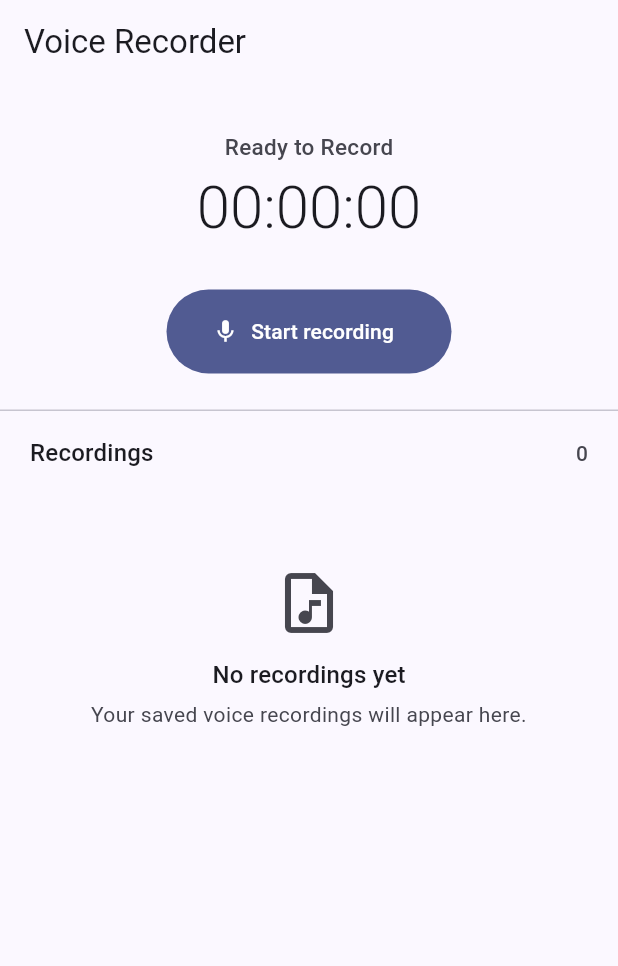
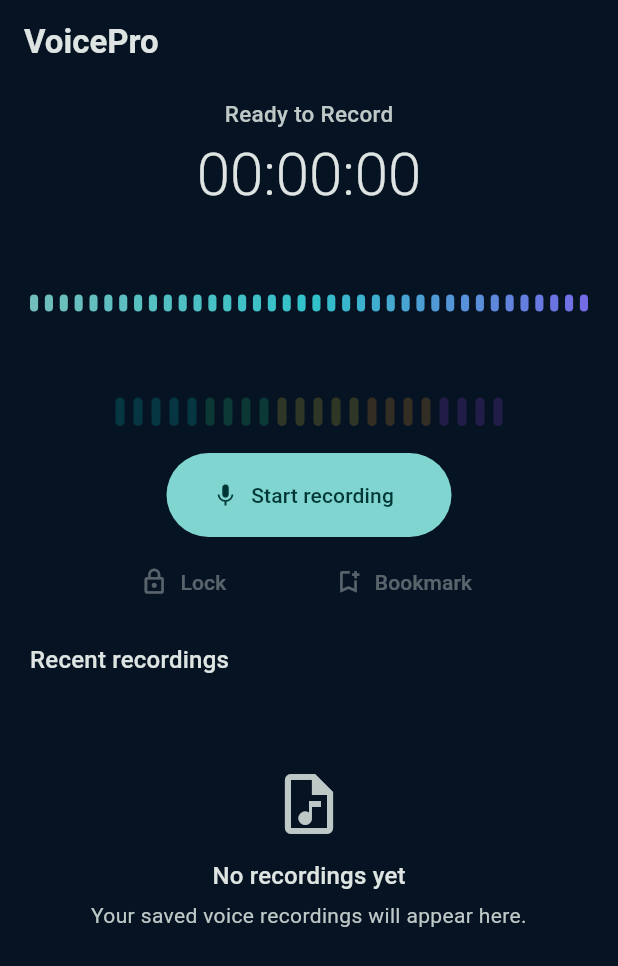
Before and after one commit to EliasDemlie/chat-app, a Flutter app: the screen it shows after launch, on a phone screen of 412 x 824 dp. Shown: the top 966 px of the screen. Run offline on Flutter 3.47's test engine with Material 3 defaults, Android fonts, the light colour scheme and no system bars; our stand-ins replace share_plus.

Commit message:
Add audio level visualization and bookmarking features to the recorder

```diff
--- a/lib/controllers/recorder_controller.dart
+++ b/lib/controllers/recorder_controller.dart
@@ -19,7 +19,10 @@ class RecorderController extends ChangeNotifier {
 
   StreamSubscription<RecorderState>? _stateSub;
   Timer? _ticker;
+  Timer? _levelTicker;
   bool _disposed = false;
+  final ValueNotifier<double> audioLevel = ValueNotifier(0);
+  final List<Duration> _bookmarks = [];
 
   RecorderState _state = const RecorderState.idle();
   List<Recording> _recordings = const [];
@@ -30,6 +33,7 @@ class RecorderController extends ChangeNotifier {
   bool get micSilenced => _state.micSilenced;
   Duration get elapsed => _state.elapsedAt(DateTime.now());
   List<Recording> get recordings => _recordings;
+  List<Duration> get bookmarks => List.unmodifiable(_bookmarks);
 
   /// True while a request is in flight (e.g. permission dialog open).
   bool get isBusy => _isBusy;
@@ -52,13 +56,24 @@ class RecorderController extends ChangeNotifier {
     await refreshRecordings();
   }
 
-  Future<void> start() => _run(_service.start);
+  Future<void> start() async {
+    _bookmarks.clear();
+    await _run(_service.start);
+  }
 
   Future<void> pause() => _run(_service.pause);
 
   Future<void> resume() => _run(_service.resume);
 
   Future<void> stop() => _run(_service.stop);
+
+  void addBookmark() {
+    if (status != RecorderStatus.recording && status != RecorderStatus.paused) {
+      return;
+    }
+    _bookmarks.add(elapsed);
+    notifyListeners();
+  }
 
   Future<void> refreshRecordings() async {
     try {
@@ -97,14 +112,31 @@ class RecorderController extends ChangeNotifier {
         const Duration(seconds: 1),
         (_) => notifyListeners(),
       );
+      _levelTicker ??= Timer.periodic(
+        const Duration(milliseconds: 80),
+        (_) => _readAudioLevel(),
+      );
     } else {
       _ticker?.cancel();
       _ticker = null;
+      _levelTicker?.cancel();
+      _levelTicker = null;
+      audioLevel.value = 0;
     }
     notifyListeners();
 
     // A recording just finished (from the app or the notification).
     if (wasActive && !state.isActive) refreshRecordings();
+  }
+
+  Future<void> _readAudioLevel() async {
+    try {
+      final peak = await _service.readPeakAmplitude();
+      if (_disposed || status != RecorderStatus.recording) return;
+      audioLevel.value = (peak / 32767).clamp(0.0, 1.0);
+    } on PlatformException {
+      // Meter failures must never interrupt the recording itself.
+    }
   }
 
   Future<void> _run(Future<void> Function() action) async {
@@ -127,6 +159,8 @@ class RecorderController extends ChangeNotifier {
     _disposed = true;
     _stateSub?.cancel();
     _ticker?.cancel();
+    _levelTicker?.cancel();
+    audioLevel.dispose();
     _errors.close();
     super.dispose();
   }
--- a/lib/main.dart
+++ b/lib/main.dart
@@ -15,14 +15,27 @@ class VoiceRecApp extends StatelessWidget {
       title: 'Voice Recorder',
       debugShowCheckedModeBanner: false,
       theme: ThemeData(
-        colorScheme: ColorScheme.fromSeed(seedColor: Colors.indigo),
+        colorScheme: ColorScheme.fromSeed(
+          seedColor: const Color(0xFF20D4CF),
+          brightness: Brightness.light,
+        ),
       ),
       darkTheme: ThemeData(
         colorScheme: ColorScheme.fromSeed(
-          seedColor: Colors.indigo,
+          seedColor: const Color(0xFF20D4CF),
           brightness: Brightness.dark,
         ),
+        scaffoldBackgroundColor: const Color(0xFF061322),
+        appBarTheme: const AppBarTheme(
+          backgroundColor: Color(0xFF061322),
+          surfaceTintColor: Colors.transparent,
+        ),
+        cardTheme: const CardThemeData(
+          color: Color(0xFF0B1D30),
+          surfaceTintColor: Colors.transparent,
+        ),
       ),
+      themeMode: ThemeMode.dark,
       home: const RecorderScreen(),
     );
   }
--- a/lib/screens/recorder_screen.dart
+++ b/lib/screens/recorder_screen.dart
@@ -7,6 +7,8 @@ import '../models/recording.dart';
 import '../widgets/record_controls.dart';
 import '../widgets/recording_status.dart';
 import '../widgets/recordings_list.dart';
+import '../utils/formatters.dart';
+import '../widgets/live_waveform.dart';
 
 class RecorderScreen extends StatefulWidget {
   const RecorderScreen({super.key});
@@ -18,6 +20,7 @@ class RecorderScreen extends StatefulWidget {
 class _RecorderScreenState extends State<RecorderScreen> {
   final _controller = RecorderController();
   late final StreamSubscription<String> _errorSub;
+  bool _controlsLocked = false;
 
   @override
   void initState() {
@@ -65,7 +68,10 @@ class _RecorderScreenState extends State<RecorderScreen> {
   Widget build(BuildContext context) {
     return Scaffold(
       appBar: AppBar(
-        title: const Text('Voice Recorder'),
+        title: const Text(
+          'VoicePro',
+          style: TextStyle(fontWeight: FontWeight.w700),
+        ),
       ),
       body: SafeArea(
         child: ListenableBuilder(
@@ -73,7 +79,7 @@ class _RecorderScreenState extends State<RecorderScreen> {
           builder: (context, _) => Column(
             children: [
               Padding(
-                padding: const EdgeInsets.fromLTRB(24, 32, 24, 24),
+                padding: const EdgeInsets.fromLTRB(20, 10, 20, 8),
                 child: Column(
                   children: [
                     RecordingStatus(
@@ -81,36 +87,74 @@ class _RecorderScreenState extends State<RecorderScreen> {
                       elapsed: _controller.elapsed,
                       micSilenced: _controller.micSilenced,
                     ),
-                    const SizedBox(height: 32),
+                    const SizedBox(height: 4),
+                    LiveWaveform(level: _controller.audioLevel),
+                    ValueListenableBuilder<double>(
+                      valueListenable: _controller.audioLevel,
+                      builder: (context, level, _) =>
+                          AudioLevelMeter(level: level),
+                    ),
+                    const SizedBox(height: 14),
                     RecordControls(
                       status: _controller.status,
-                      isBusy: _controller.isBusy,
+                      isBusy: _controller.isBusy || _controlsLocked,
                       onStart: _controller.start,
                       onPause: _controller.pause,
                       onResume: _controller.resume,
                       onStop: _controller.stop,
                     ),
+                    const SizedBox(height: 6),
+                    Row(
+                      mainAxisAlignment: MainAxisAlignment.center,
+                      children: [
+                        _SecondaryAction(
+                          icon: _controlsLocked
+                              ? Icons.lock_open
+                              : Icons.lock_outline,
+                          label: _controlsLocked ? 'Unlock' : 'Lock',
+                          onPressed: _controller.isActive
+                              ? () => setState(
+                                  () => _controlsLocked = !_controlsLocked,
+                                )
+                              : null,
+                        ),
+                        const SizedBox(width: 44),
+                        _SecondaryAction(
+                          icon: Icons.bookmark_add_outlined,
+                          label: 'Bookmark',
+                          onPressed: !_controlsLocked && _controller.isActive
+                              ? _controller.addBookmark
+                              : null,
+                        ),
+                      ],
+                    ),
+                    if (_controller.bookmarks.isNotEmpty)
+                      SizedBox(
+                        height: 34,
+                        child: ListView.separated(
+                          scrollDirection: Axis.horizontal,
+                          itemCount: _controller.bookmarks.length,
+                          separatorBuilder: (_, _) => const SizedBox(width: 6),
+                          itemBuilder: (context, index) => Chip(
+                            avatar: const Icon(Icons.bookmark, size: 15),
+                            label: Text(
+                              formatDuration(_controller.bookmarks[index]),
+                            ),
+                            visualDensity: VisualDensity.compact,
+                          ),
+                        ),
+                      ),
                   ],
                 ),
               ),
-              const Divider(height: 1),
               Padding(
-                padding: const EdgeInsets.fromLTRB(20, 16, 20, 8),
-                child: Row(
-                  children: [
-                    Expanded(
-                      child: Text(
-                        'Recordings',
-                        style: Theme.of(context).textTheme.titleMedium,
-                      ),
-                    ),
-                    Text(
-                      '${_controller.recordings.length}',
-                      style: Theme.of(context).textTheme.labelLarge?.copyWith(
-                        color: Theme.of(context).colorScheme.onSurfaceVariant,
-                      ),
-                    ),
-                  ],
+                padding: const EdgeInsets.fromLTRB(20, 8, 20, 4),
+                child: Align(
+                  alignment: Alignment.centerLeft,
+                  child: Text(
+                    'Recent recordings',
+                    style: Theme.of(context).textTheme.titleMedium,
+                  ),
                 ),
               ),
               Expanded(
@@ -128,3 +172,21 @@ class _RecorderScreenState extends State<RecorderScreen> {
     );
   }
 }
+
+class _SecondaryAction extends StatelessWidget {
+  const _SecondaryAction({
+    required this.icon,
+    required this.label,
+    required this.onPressed,
+  });
+  final IconData icon;
+  final String label;
+  final VoidCallback? onPressed;
+
+  @override
+  Widget build(BuildContext context) => TextButton.icon(
+    onPressed: onPressed,
+    icon: Icon(icon, size: 19),
+    label: Text(label),
+  );
+}
--- a/lib/services/recorder_service.dart
+++ b/lib/services/recorder_service.dart
@@ -36,6 +36,11 @@ class RecorderService {
 
   Future<void> stop() => _methods.invokeMethod<void>('stopRecording');
 
+  /// Peak microphone amplitude since the previous read, normalized by the
+  /// Android recorder to its 16-bit PCM range (0–32767).
+  Future<int> readPeakAmplitude() async =>
+      await _methods.invokeMethod<int>('readPeakAmplitude') ?? 0;
+
   /// Saved recordings, newest first. Also recovers recordings that were
   /// interrupted (e.g. the app was killed while recording).
   Future<List<Recording>> loadRecordings() async {
```
